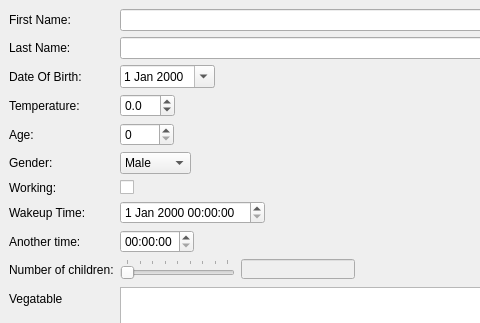
Above: qt/apps/testcases/forms/form1.ui from Wolframe/qtClient before the change; both pictures show x 0 to 480 and y 0 to 323 of the 593 by 418 pixel window. Below: the same form after it.
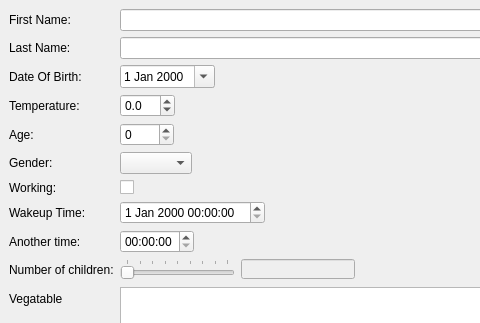
That is the form after the change. Icons and pictures are not drawn.

Commit message: qtclient: fixed id writing in QComboBox (don't write if empty), fixed testcases for combo box

```diff
--- a/qt/apps/testcases/forms/form1.ui
+++ b/qt/apps/testcases/forms/form1.ui
@@ -164,16 +164,6 @@
        <property name="action" stdset="0">
         <string>read</string>
        </property>
-       <item>
-        <property name="text">
-         <string>Male</string>
-        </property>
-       </item>
-       <item>
-        <property name="text">
-         <string>Female</string>
-        </property>
-       </item>
       </widget>
      </item>
      <item row="7" column="0">
```
The commit also changes 3 other files.
